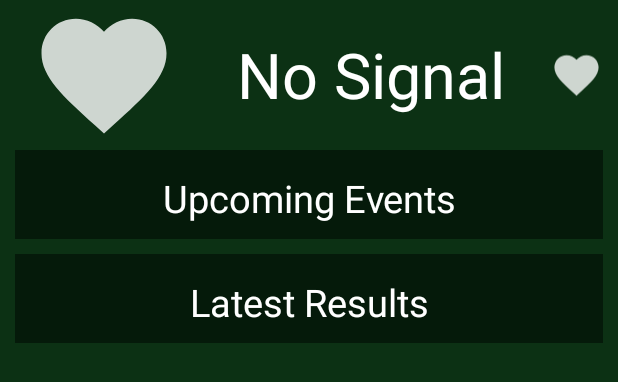
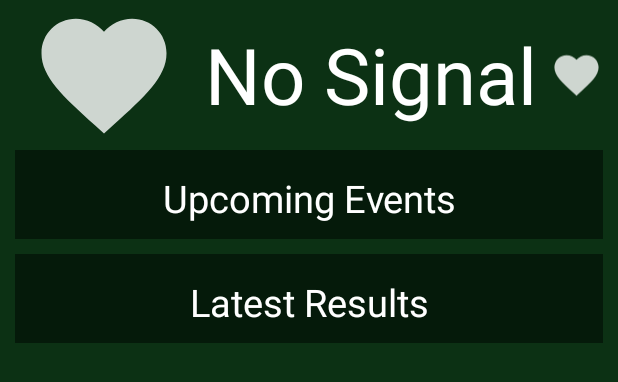
Before and after one commit to vashaty/SportsDB, an Android app: the layout activity_team.xml on its own in the app's theme, with its tools: preview values and no code run, on a phone screen of 412 x 824 dp. Shown: the top 382 px of the screen. Run offline under Robolectric (Android 15) with nearby library versions, the phone set to English and light mode, and no system bars; network calls fail.

Commit message:
design upgrade (date)

```diff
--- a/app/src/main/java/cz/utb/fai/sportsdb/TeamActivity.java
+++ b/app/src/main/java/cz/utb/fai/sportsdb/TeamActivity.java
@@ -4,6 +4,7 @@ import android.content.Context;
 import android.content.Intent;
 import android.content.SharedPreferences;
 import android.graphics.Color;
+import android.os.Build;
 import android.os.Bundle;
 import android.util.TypedValue;
 import android.view.Gravity;
@@ -101,6 +102,7 @@ public class TeamActivity extends MenuActivity{
                                         matchLayout1Line.addView(view);
 
                                         TextView dateText = createLayoutHelper.CreateText(event.getString("dateEvent"));
+                                        dateText.setTextSize(TypedValue.COMPLEX_UNIT_DIP, 12);
                                         matchLayout1Line.addView(dateText);
                                     } else{
                                         TextView teamText = createLayoutHelper.CreateText(event.getString("strAwayTeam"));
@@ -109,7 +111,9 @@ public class TeamActivity extends MenuActivity{
                                         View view = createLayoutHelper.CreateView();
                                         matchLayout1Line.addView(view);
 
-                                        TextView dateText = createLayoutHelper.CreateText(event.getString("strTime") + " UTC");
+                                        TextView dateText = createLayoutHelper.CreateText(event.getString("strTime"));
+                                        dateText.setTextSize(TypedValue.COMPLEX_UNIT_DIP, 12);
+
                                         matchLayout1Line.addView(dateText);
                                     }
                                 }
--- a/app/src/main/res/layout/activity_team.xml
+++ b/app/src/main/res/layout/activity_team.xml
@@ -25,7 +25,6 @@
 
             android:layout_weight="1"
             android:layout_height="100dp"
-            android:maxWidth="100dp"
             android:gravity="center_vertical"
             android:src="@drawable/ic_action_favs" />
 
@@ -36,8 +35,6 @@
             android:layout_height="100dp"
             android:maxWidth="120dp"
             android:gravity="center"
-            android:paddingLeft="15dp"
-            android:paddingRight="15dp"
             android:text="No Signal"
             android:autoSizeStepGranularity="10sp"
             android:textColor="@color/white"
```
